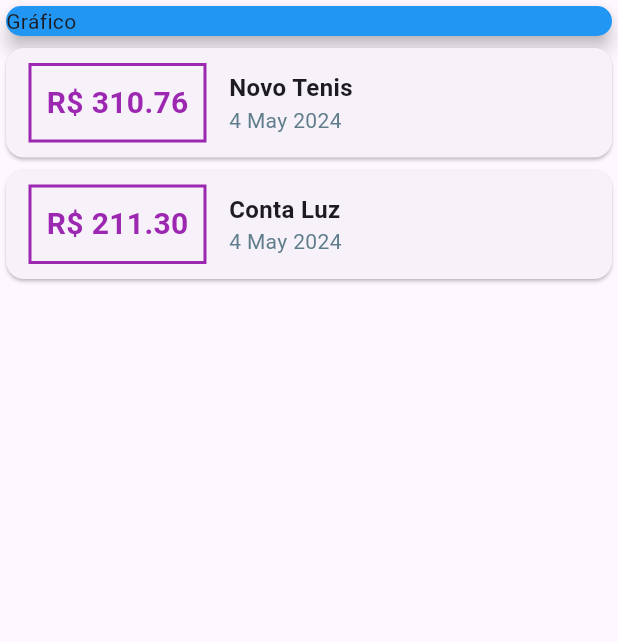
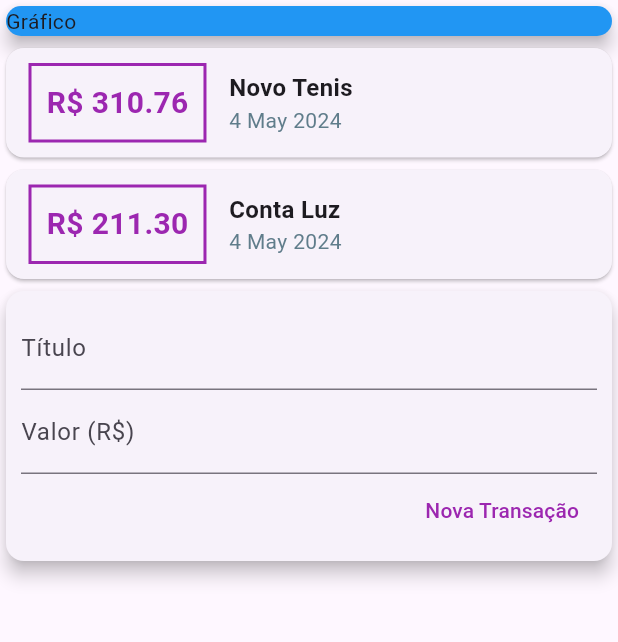
Before and after one commit to franklinrosa/Despesas_Pessoais, a Flutter app: the screen it shows after launch, on a phone screen of 412 x 824 dp, the part 84-726 px from its top. Run offline on Flutter 3.47's test engine with Material 3 defaults, Android fonts, the phone set to English and light mode, and no system bars.

Commit message:
atualizacao1 04/05/24

```diff
--- /dev/null
+++ b/expenses/lib/components/transaction_form.dart
@@ -0,0 +1,52 @@
+import 'package:flutter/material.dart';
+
+class TransactionForm extends StatelessWidget {
+  TransactionForm({super.key});
+
+  final titleController = TextEditingController();
+  final valueController = TextEditingController();
+
+  @override
+  Widget build(BuildContext context) {
+    return Card(
+      elevation: 5,
+      child: Padding(
+        padding: const EdgeInsets.all(10),
+        child: Column(
+          children: [
+            TextField(
+              controller: titleController,
+              decoration: const InputDecoration(
+                labelText: "Título",
+              ),
+            ),
+            TextField(
+              controller: valueController,
+              decoration: const InputDecoration(
+                labelText: "Valor (R\$)",
+              ),
+            ),
+            Row(
+              mainAxisAlignment: MainAxisAlignment.end,
+              children: [
+                TextButton(
+                  onPressed: () {
+                    print(titleController.text);
+                    print(valueController.text);
+                  },
+                  child: const Text(
+                    "Nova Transação",
+                    //selectionColor: Colors.purple,
+                    style: TextStyle(
+                      color: Colors.purple,
+                    ),
+                  ),
+                ),
+              ],
+            ),
+          ],
+        ),
+      ),
+    );
+  }
+}
--- /dev/null
+++ b/expenses/lib/components/transaction_list.dart
@@ -0,0 +1,64 @@
+import 'package:flutter/material.dart';
+import '../models/transaction.dart';
+import 'package:intl/intl.dart';
+
+class TransactionList extends StatelessWidget {
+  const TransactionList({super.key, required this.transactions});
+
+  final List<Transaction> transactions;
+
+  @override
+  Widget build(BuildContext context) {
+    return Column(
+      //função map para mostrar os elementos da lista _transaction
+      children: transactions.map((tr) {
+        return Card(
+          child: Row(
+            children: [
+              Container(
+                //envolvido em Container para dar efeitos visuais
+                margin: const EdgeInsets.symmetric(
+                  horizontal: 15,
+                  vertical: 10,
+                ),
+                decoration: BoxDecoration(
+                    border: Border.all(
+                  color: Colors.purple,
+                  width: 2,
+                )),
+                padding: const EdgeInsets.all(10),
+                child: Text(
+                  'R\$ ${tr.value.toStringAsFixed(2)}',
+                  style: const TextStyle(
+                    fontWeight: FontWeight.bold,
+                    fontSize: 20,
+                    color: Colors.purple,
+                  ),
+                ),
+              ),
+              Column(
+                crossAxisAlignment: CrossAxisAlignment.start,
+                children: [
+                  Text(
+                    tr.title,
+                    style: const TextStyle(
+                      fontSize: 16,
+                      fontWeight: FontWeight.bold,
+                    ),
+                  ),
+                  Text(
+                    //data formatada com intl
+                    DateFormat('d MMM y').format(tr.date),
+                    style: const TextStyle(
+                      color: Colors.blueGrey,
+                    ),
+                  ),
+                ],
+              ),
+            ],
+          ),
+        );
+      }).toList(),
+    );
+  }
+}
--- /dev/null
+++ b/expenses/lib/components/transaction_user.dart
@@ -0,0 +1,38 @@
+import 'package:flutter/material.dart';
+import 'transaction_form.dart';
+import 'transaction_list.dart';
+import '../models/transaction.dart';
+
+class TransactionUser extends StatefulWidget {
+  const TransactionUser({super.key});
+
+  @override
+  State<TransactionUser> createState() => _TransactionUserState();
+}
+
+class _TransactionUserState extends State<TransactionUser> {
+  final _transactions = [
+    Transaction(
+      id: 't1',
+      title: 'Novo Tenis',
+      value: 310.76,
+      date: DateTime.now(),
+    ),
+    Transaction(
+      id: 't2',
+      title: 'Conta Luz',
+      value: 211.30,
+      date: DateTime.now(),
+    ),
+  ];
+
+  @override
+  Widget build(BuildContext context) {
+    return Column(
+      children: [
+        TransactionList(transactions: _transactions),
+        TransactionForm(),
+      ],
+    );
+  }
+}
--- a/expenses/lib/main.dart
+++ b/expenses/lib/main.dart
@@ -1,6 +1,5 @@
-import 'package:expenses/models/transaction.dart';
+import 'package:expenses/components/transaction_user.dart';
 import 'package:flutter/material.dart';
-import 'package:intl/intl.dart';
 
 void main() {
   runApp(
@@ -15,27 +14,12 @@ class ExpensesApp extends StatelessWidget {
 
   @override
   Widget build(BuildContext context) {
-    return MaterialApp(home: MyHomePage());
+    return const MaterialApp(home: MyHomePage());
   }
 }
 
 class MyHomePage extends StatelessWidget {
-  MyHomePage({super.key});
-
-  final _transaction = [
-    Transaction(
-      id: 't1',
-      title: 'Novo Tenis',
-      value: 310.76,
-      date: DateTime.now(),
-    ),
-    Transaction(
-      id: 't2',
-      title: 'Conta Luz',
-      value: 211.30,
-      date: DateTime.now(),
-    ),
-  ];
+  const MyHomePage({super.key});
 
   @override
   Widget build(BuildContext context) {
@@ -55,57 +39,7 @@ class MyHomePage extends StatelessWidget {
                 child: Text('Gráfico'),
               ),
             ),
-            Column(
-              //função map para mostrar os elementos da lista _transaction
-              children: _transaction.map((tr) {
-                return Card(
-                  child: Row(
-                    children: [
-                      Container(
-                        //envolvido em Container para dar efeitos visuais
-                        margin: const EdgeInsets.symmetric(
-                          horizontal: 15,
-                          vertical: 10,
-                        ),
-                        decoration: BoxDecoration(
-                            border: Border.all(
-                          color: Colors.purple,
-                          width: 2,
-                        )),
-                        padding: const EdgeInsets.all(10),
-                        child: Text(
-                          'R\$ ${tr.value.toStringAsFixed(2)}',
-                          style: const TextStyle(
-                            fontWeight: FontWeight.bold,
-                            fontSize: 20,
-                            color: Colors.purple,
-                          ),
-                        ),
-                      ),
-                      Column(
-                        crossAxisAlignment: CrossAxisAlignment.start,
-                        children: [
-                          Text(
-                            tr.title,
-                            style: const TextStyle(
-                              fontSize: 16,
-                              fontWeight: FontWeight.bold,
-                            ),
-                          ),
-                          Text(
-                            //data formatada com intl
-                            DateFormat('d MMM y').format(tr.date),
-                            style: const TextStyle(
-                              color: Colors.blueGrey,
-                            ),
-                          ),
-                        ],
-                      ),
-                    ],
-                  ),
-                );
-              }).toList(),
-            ),
+            const TransactionUser(),
           ],
         ));
   }
```
